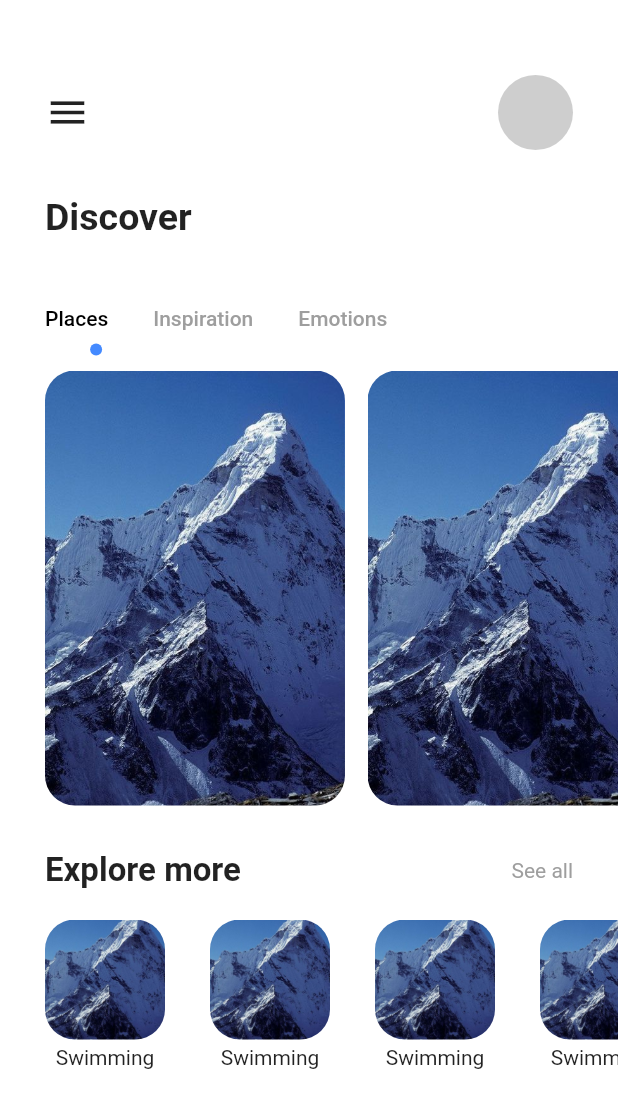
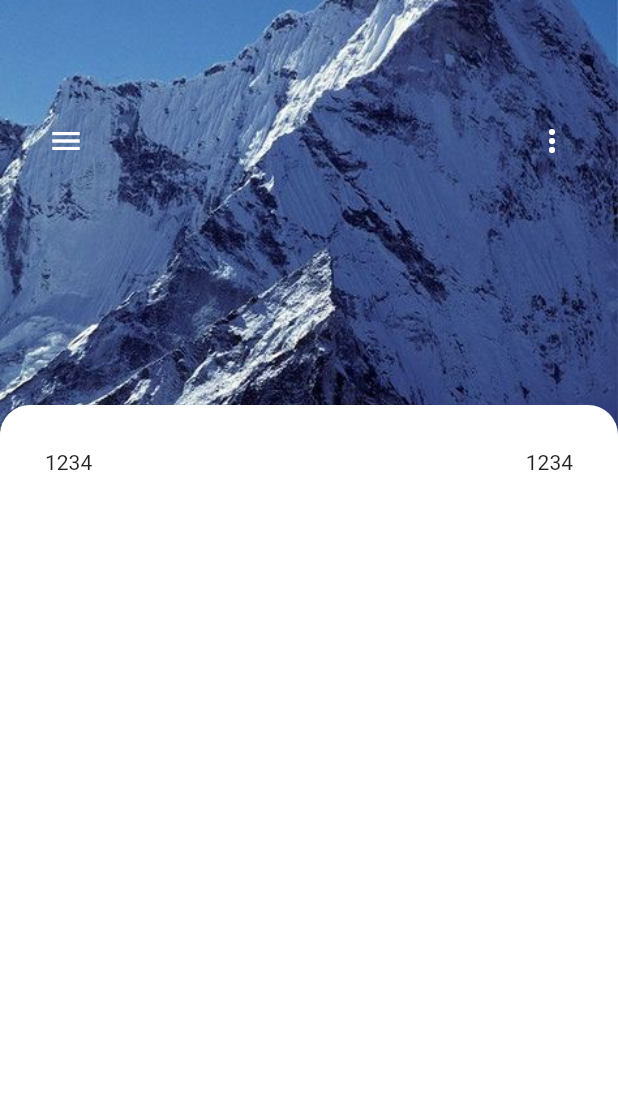
Before and after one commit to geekdmm0xff/flutter_master, a Flutter app: the screen it shows after launch, on a phone screen of 412 x 824 dp. Shown: the top 1108 px of the screen. Run offline on Flutter 3.47's test engine with Material 2 defaults, Android fonts, the phone set to English and light mode, and no system bars.

Commit message:
feat:详情页基础架构

```diff
--- /dev/null
+++ b/lib/detail_page.dart
@@ -0,0 +1,92 @@
+import 'package:flutter/material.dart';
+
+class DetailPage extends StatefulWidget {
+  const DetailPage({Key? key}) : super(key: key);
+
+  @override
+  State<DetailPage> createState() => _DetailPageState();
+}
+
+class _DetailPageState extends State<DetailPage> {
+  @override
+  Widget build(BuildContext context) {
+    return Scaffold(
+      body: Container(
+        width: double.maxFinite,
+        height: double.maxFinite,
+        child: Stack(
+          children: <Widget>[
+            Positioned(
+                child: Container(
+              height: 300,
+              decoration: const BoxDecoration(
+                  image: DecorationImage(
+                      image: AssetImage('img/mountain.jpeg'),
+                      fit: BoxFit.cover)),
+            )),
+            Positioned(
+                top: 70,
+                left: 20,
+                right: 20,
+                child: Container(
+                  child: Row(
+                    mainAxisAlignment: MainAxisAlignment.spaceBetween,
+                    children: <Widget>[
+                      IconButton(
+                          onPressed: () => print('tap menu'),
+                          icon: const Icon(
+                            Icons.menu,
+                            color: Colors.white,
+                          )),
+                      IconButton(
+                          onPressed: () => print('tap more'),
+                          icon: const Icon(
+                            Icons.more_vert,
+                            color: Colors.white,
+                          )),
+                    ],
+                  ),
+                )),
+            Positioned(
+                top: 270,
+                child: Container(
+                  width: MediaQuery.of(context).size.width,
+                  height: 800,
+                  decoration: const BoxDecoration(
+                      color: Colors.white,
+                      borderRadius: BorderRadius.only(
+                          topLeft: Radius.circular(20),
+                          topRight: Radius.circular(20))),
+                  child: _buildContent(),
+                ))
+          ],
+        ),
+      ),
+    );
+  }
+
+  Widget _buildContent() {
+    return Container(
+      padding: EdgeInsets.all(30),
+      child: Column(
+        children: <Widget>[
+          Row(
+            mainAxisAlignment: MainAxisAlignment.spaceBetween,
+            children: <Widget>[
+              Text('1234'),
+              Text('1234'),
+            ],
+          ),
+        ],
+      ),
+    );
+  }
+
+  Widget _builderHeader(BuildContext context) {
+    return Container(
+      child: Stack(
+        children: [],
+      ),
+    );
+  }
+}
--- a/lib/main.dart
+++ b/lib/main.dart
@@ -1,4 +1,5 @@
 import 'package:flutter/material.dart';
+import './detail_page.dart';
 
 void main() {
   runApp(const MyApp());
@@ -11,12 +12,12 @@ class MyApp extends StatelessWidget {
   @override
   Widget build(BuildContext context) {
     return MaterialApp(
-      title: 'Flutter Demo',
-      theme: ThemeData(
-        primarySwatch: Colors.blue,
-      ),
-      home: const MyHomePage(title: 'Flutter Demo Home Page'),
-    );
+        title: 'Flutter Demo',
+        theme: ThemeData(
+          primarySwatch: Colors.blue,
+        ),
+        home: DetailPage() //MyHomePage(title: 'Flutter Demo Home Page'),
+        );
   }
 }
 
```
